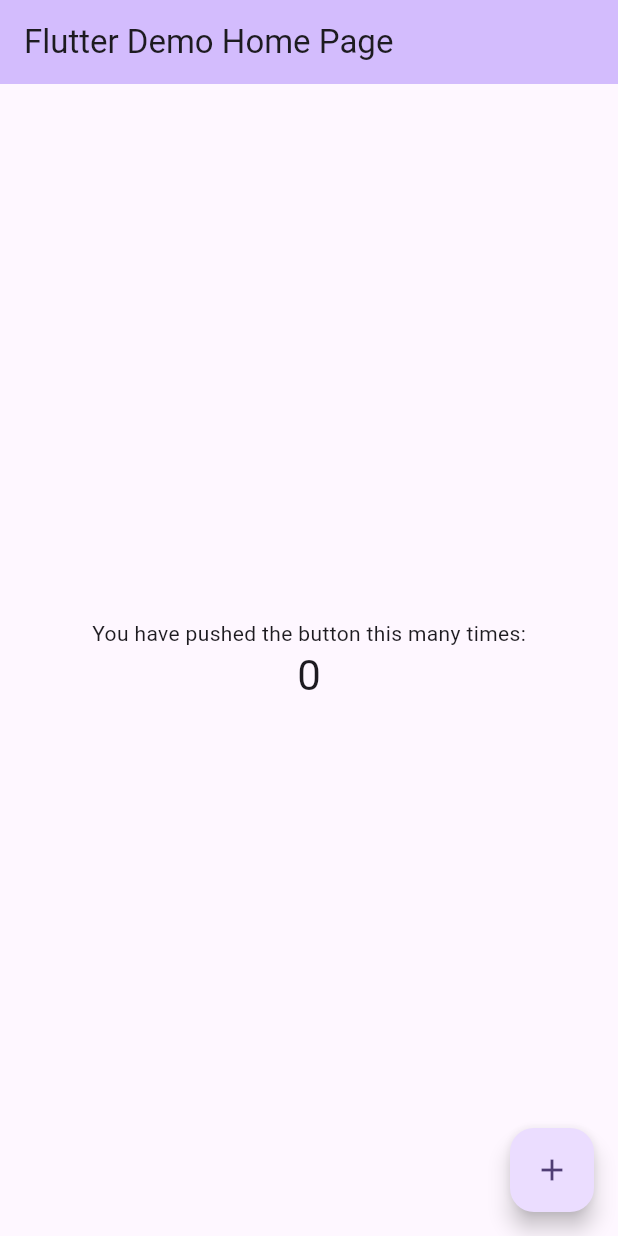
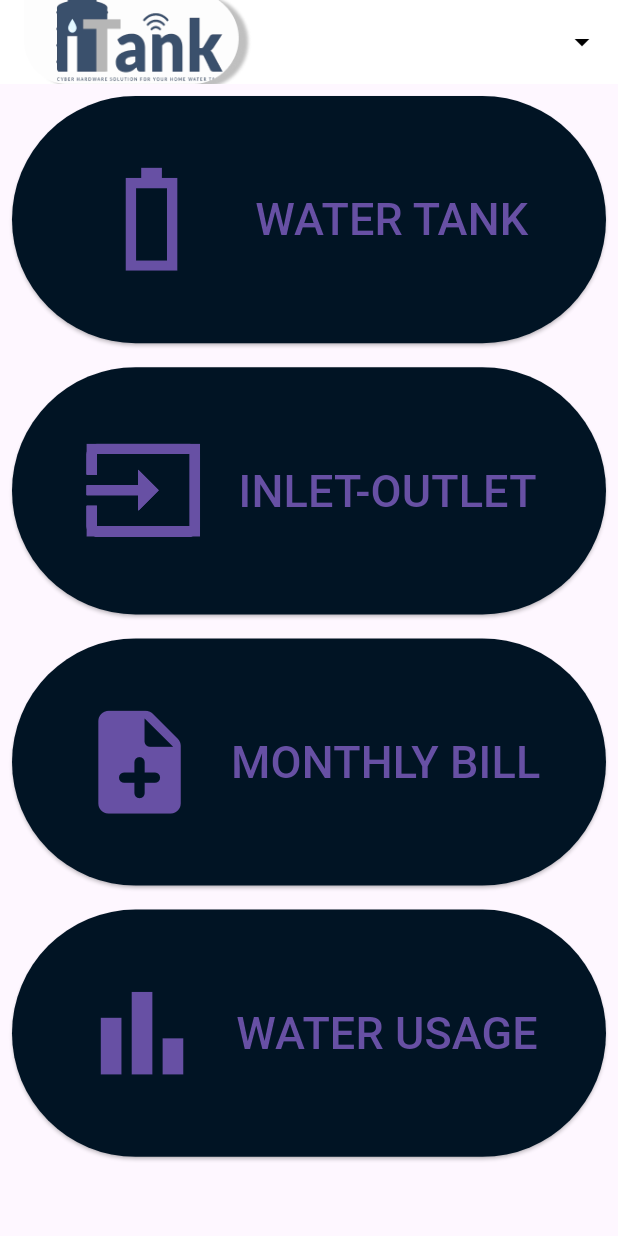
Before and after one commit to sachithdissanayaka99/e19-3yp-Project-Smart-Water-Tank, a Flutter app: the screen it shows after launch, on a phone screen of 412 x 824 dp. Run offline on Flutter 3.47's test engine with Material 3 defaults, Android fonts, the phone set to English and light mode, and no system bars; Roboto replaces fonts that are missing (Rubik).

Commit message:
Home page UI

```diff
--- a/SmartWaterTank/mobile_frontend/mobileapp/lib/main.dart
+++ b/SmartWaterTank/mobile_frontend/mobileapp/lib/main.dart
@@ -1,125 +1,154 @@
 import 'package:flutter/material.dart';
 
-void main() {
-  runApp(const MyApp());
-}
+void main() => runApp(MaterialApp(
+  home:Home(),
 
-class MyApp extends StatelessWidget {
-  const MyApp({super.key});
+));
 
-  // This widget is the root of your application.
+class Home extends StatelessWidget{
   @override
-  Widget build(BuildContext context) {
-    return MaterialApp(
-      title: 'Flutter Demo',
-      theme: ThemeData(
-        // This is the theme of your application.
-        //
-        // TRY THIS: Try running your application with "flutter run". You'll see
-        // the application has a blue toolbar. Then, without quitting the app,
-        // try changing the seedColor in the colorScheme below to Colors.green
-        // and then invoke "hot reload" (save your changes or press the "hot
-        // reload" button in a Flutter-supported IDE, or press "r" if you used
-        // the command line to start the app).
-        //
-        // Notice that the counter didn't reset back to zero; the application
-        // state is not lost during the reload. To reset the state, use hot
-        // restart instead.
-        //
-        // This works for code too, not just values: Most code changes can be
-        // tested with just a hot reload.
-        colorScheme: ColorScheme.fromSeed(seedColor: Colors.deepPurple),
-        useMaterial3: true,
+  Widget build(BuildContext context){
+    final screenSize = MediaQuery.of(context).size; // Define screenSize variable
+    return Scaffold(
+      appBar:AppBar(
+        title: SizedBox(
+          height: screenSize.height * 0.08, // Set maximum height for the image
+          child: Image.asset(
+            'assets/logo.png',
+            fit: BoxFit.contain,
           ),
-      home: const MyHomePage(title: 'Flutter Demo Home Page'),
-    );
-  }
-}
+        ),
+        //centerTitle: true,
+        actions:[
+          // ignore: prefer_const_constructors
+          IconButton(onPressed:(){}, icon: Icon(Icons.arrow_drop_down_sharp)
+          ,
+          color: Colors.black,), ],
+        backgroundColor: Colors.white,
 
-class MyHomePage extends StatefulWidget {
-  const MyHomePage({super.key, required this.title});
 
-  // This widget is the home page of your application. It is stateful, meaning
-  // that it has a State object (defined below) that contains fields that affect
-  // how it looks.
+      ) ,
+      body:Column(
+        crossAxisAlignment: CrossAxisAlignment.center,
+        children: [
 
-  // This class is the configuration for the state. It holds the values (in this
-  // case the title) provided by the parent (in this case the App widget) and
-  // used by the build method of the State. Fields in a Widget subclass are
-  // always marked "final".
+//container-----------------------------------------------------1
+Container(
+  // ignore: prefer_const_constructors
+  margin: EdgeInsets.all(8.0), // Set the desired margin value
+  child: ElevatedButton(
+    onPressed: () {},
+    // ignore: sort_child_properties_last
+    child: Row(
+      mainAxisAlignment: MainAxisAlignment.spaceEvenly,
+      children: [
+        Icon(Icons.battery_0_bar_sharp,
+        size:screenSize.height*0.1,),
+        Text('WATER TANK',
+        style: TextStyle(
+          fontSize: 30,
+          fontFamily: 'Rubik',
+        ),),
 
-  final String title;
+      ],
+    ),
+    style: ButtonStyle(
+      backgroundColor: MaterialStateProperty.all<Color>(const Color.fromARGB(255, 1, 20, 36)),
+      minimumSize: MaterialStateProperty.all<Size>(
+        Size(screenSize.width * 0.94, screenSize.height * 0.2),
 
-  @override
-  State<MyHomePage> createState() => _MyHomePageState();
-}
+      ),
+    ),
 
-class _MyHomePageState extends State<MyHomePage> {
-  int _counter = 0;
+  ),
 
-  void _incrementCounter() {
-    setState(() {
-      // This call to setState tells the Flutter framework that something has
-      // changed in this State, which causes it to rerun the build method below
-      // so that the display can reflect the updated values. If we changed
-      // _counter without calling setState(), then the build method would not be
-      // called again, and so nothing would appear to happen.
-      _counter++;
-    });
-  }
+),
+//container-----------------------------------------------------2
+Container(
+  // ignore: prefer_const_constructors
+  margin: EdgeInsets.all(8.0), // Set the desired margin value
+  child: ElevatedButton(
+    onPressed: () {},
+    child: Row(
+      mainAxisAlignment: MainAxisAlignment.spaceEvenly,
+      children: [
+        Icon(Icons.input_sharp,
+        size:screenSize.height*0.1,),
+        Text('INLET-OUTLET',
+        style: TextStyle(
+          fontSize: 30,
+          fontFamily: 'Rubik',
+        ),),
+      ],
+    ),
+    style: ButtonStyle(
+      backgroundColor: MaterialStateProperty.all<Color>(const Color.fromARGB(255, 1, 20, 36)),
+      minimumSize: MaterialStateProperty.all<Size>(
+        Size(screenSize.width * 0.94, screenSize.height * 0.2),
+      ),
+    ),
+  ),
+),
+//container-----------------------------------------------------3
+Container(
+  // ignore: prefer_const_constructors
+  margin: EdgeInsets.all(8.0), // Set the desired margin value
+  child: ElevatedButton(
+    onPressed: () {},
+    // ignore: sort_child_properties_last
+    child: Row(
+      mainAxisAlignment: MainAxisAlignment.spaceEvenly,
+      children: [
+        Icon(Icons.note_add_rounded,
+        size:screenSize.height*0.1,),
+        Text('MONTHLY BILL',
+        style: TextStyle(
+          fontSize: 30,
+          fontFamily: 'Rubik',
+        ),),
 
-  @override
-  Widget build(BuildContext context) {
-    // This method is rerun every time setState is called, for instance as done
-    // by the _incrementCounter method above.
-    //
-    // The Flutter framework has been optimized to make rerunning build methods
-    // fast, so that you can just rebuild anything that needs updating rather
-    // than having to individually change instances of widgets.
-    return Scaffold(
-      appBar: AppBar(
-        // TRY THIS: Try changing the color here to a specific color (to
-        // Colors.amber, perhaps?) and trigger a hot reload to see the AppBar
-        // change color while the other colors stay the same.
-        backgroundColor: Theme.of(context).colorScheme.inversePrimary,
-        // Here we take the value from the MyHomePage object that was created by
-        // the App.build method, and use it to set our appbar title.
-        title: Text(widget.title),
+      ],
     ),
-      body: Center(
-        // Center is a layout widget. It takes a single child and positions it
-        // in the middle of the parent.
-        child: Column(
-          // Column is also a layout widget. It takes a list of children and
-          // arranges them vertically. By default, it sizes itself to fit its
-          // children horizontally, and tries to be as tall as its parent.
-          //
-          // Column has various properties to control how it sizes itself and
-          // how it positions its children. Here we use mainAxisAlignment to
-          // center the children vertically; the main axis here is the vertical
-          // axis because Columns are vertical (the cross axis would be
-          // horizontal).
-          //
-          // TRY THIS: Invoke "debug painting" (choose the "Toggle Debug Paint"
-          // action in the IDE, or press "p" in the console), to see the
-          // wireframe for each widget.
-          mainAxisAlignment: MainAxisAlignment.center,
-          children: <Widget>[
-            const Text(
-              'You have pushed the button this many times:',
+    style: ButtonStyle(
+      backgroundColor: MaterialStateProperty.all<Color>(const Color.fromARGB(255, 1, 20, 36)),
+      minimumSize: MaterialStateProperty.all<Size>(
+        Size(screenSize.width * 0.94, screenSize.height * 0.2),
       ),
-            Text(
-              '$_counter',
-              style: Theme.of(context).textTheme.headlineMedium,
+    ),
+  ),
+),
+//container-----------------------------------------------------4
+Container(
+  // ignore: prefer_const_constructors
+  margin: EdgeInsets.all(8.0), // Set the desired margin value
+  child: ElevatedButton(
+    onPressed: () {},
+    // ignore: sort_child_properties_last
+    child: Row(
+      mainAxisAlignment: MainAxisAlignment.spaceEvenly,
+      children: [
+        Icon(Icons.bar_chart,
+        size:screenSize.height*0.1,),
+        Text('WATER USAGE',
+        style: TextStyle(
+          fontSize: 30,
+          fontFamily: 'Rubik',
+        ),),
+
+      ],
+    ),
+    style: ButtonStyle(
+      backgroundColor: MaterialStateProperty.all<Color>(const Color.fromARGB(255, 1, 20, 36)),
+      minimumSize: MaterialStateProperty.all<Size>(
+        Size(screenSize.width * 0.94, screenSize.height * 0.2),
+      ),
+    ),
+  ),
 ),
         ],
       ),
-      ),
-      floatingActionButton: FloatingActionButton(
-        onPressed: _incrementCounter,
-        tooltip: 'Increment',
-        child: const Icon(Icons.add),
-      ), // This trailing comma makes auto-formatting nicer for build methods.
+
     );
+
   }
 }
--- a/SmartWaterTank/mobile_frontend/mobileapp/pubspec.yaml
+++ b/SmartWaterTank/mobile_frontend/mobileapp/pubspec.yaml
@@ -59,9 +59,8 @@ flutter:
   uses-material-design: true
 
   # To add assets to your application, add an assets section, like this:
-  # assets:
-  #   - images/a_dot_burr.jpeg
-  #   - images/a_dot_ham.jpeg
+  assets:
+      - assets/logo.png
 
   # An image asset can refer to one or more resolution-specific "variants", see
   # https://flutter.dev/assets-and-images/#resolution-aware
```
Also changed, not shown: SmartWaterTank/mobile_frontend/pubspec.yaml (+4 -4 lines), SmartWaterTank/mobile_frontend/mobileapp/assets/background.png (deleted), SmartWaterTank/mobile_frontend/mobileapp/assets/logo.png (renamed from SmartWaterTank/mobile_frontend/figma_design/logo.png). Lines whose indentation alone changed are shown as unchanged.
